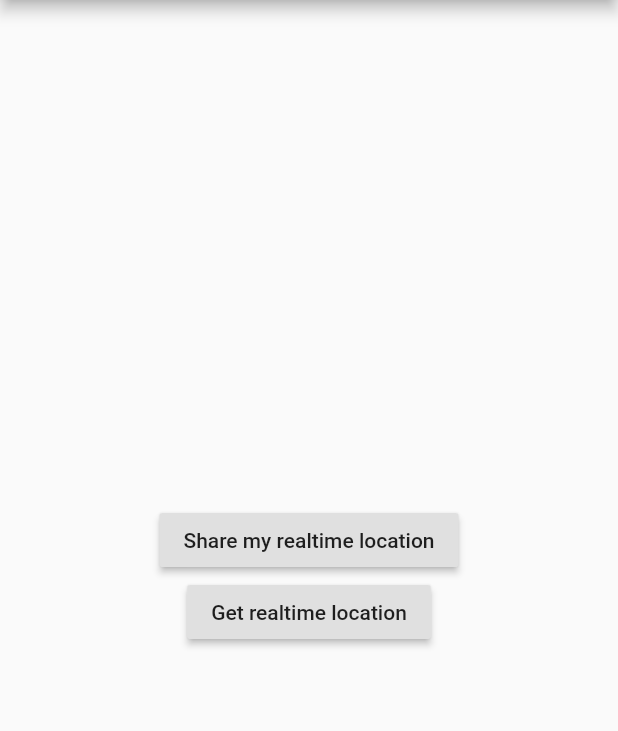
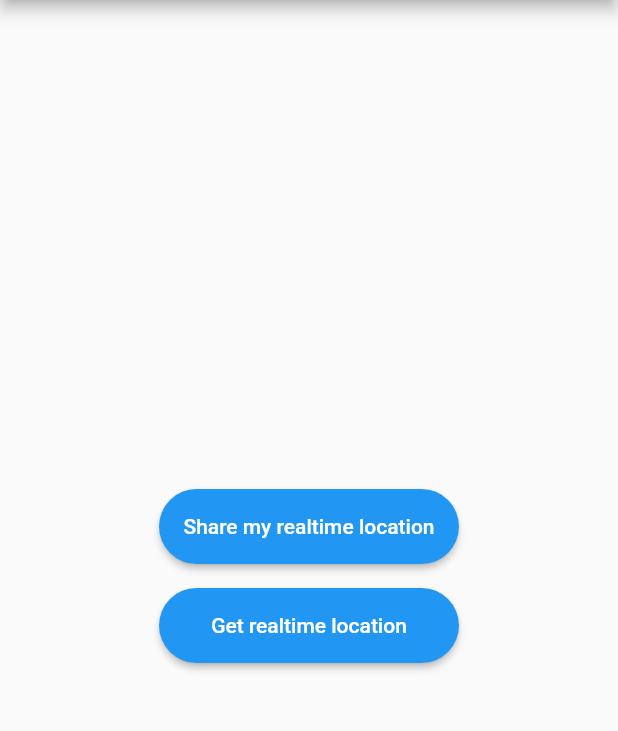
Before and after one commit to Jithin-Jude/Live_location_tracking_using_flutter, a Flutter app: the screen it shows after launch, on a phone screen of 412 x 824 dp, the part 84-815 px from its top. Run offline on Flutter 3.47's test engine with Material 2 defaults, Android fonts, the phone set to English and light mode, and no system bars; our stand-ins replace firebase_database, google_maps_flutter, location; missing offline and left inert: device_id; accounts and stored records are empty.

Commit message:
Button color & shaped changed.

```diff
--- a/lib/main.dart
+++ b/lib/main.dart
@@ -29,7 +29,13 @@ class ChooseUser extends StatelessWidget {
                 child: Column(
                   mainAxisAlignment: MainAxisAlignment.center,
                   children: <Widget>[
-                    RaisedButton(
+                    SizedBox(
+                      width: 200,
+                      height: 50,
+                      child: RaisedButton(
+                        color: Colors.blue,
+                        textColor: Colors.white,
+                        shape: new RoundedRectangleBorder(borderRadius: new BorderRadius.circular(30.0)),
                         child: Text("Share my realtime location"),
                         onPressed: () {
                           Navigator.push(
@@ -37,7 +43,16 @@ class ChooseUser extends StatelessWidget {
                             MaterialPageRoute(builder: (context) => MapsDemo()),
                           );
                         },),
-                    RaisedButton(
+                    ),
+                    Padding(padding: const EdgeInsets.all(8.0),
+                    ),
+                    SizedBox(
+                        width: 200,
+                        height: 50,
+                        child: RaisedButton(
+                          color: Colors.blue,
+                          textColor: Colors.white,
+                          shape: new RoundedRectangleBorder(borderRadius: new BorderRadius.circular(30.0)),
                           child: Text("Get realtime location"),
                           onPressed: () {
                             Navigator.push(
@@ -45,6 +60,7 @@ class ChooseUser extends StatelessWidget {
                               MaterialPageRoute(builder: (context) => MapsReceiver()),
                             );
                           },)
+                    )
                   ],
                 ),
               ),
```
Lines whose indentation alone changed are shown as unchanged.
